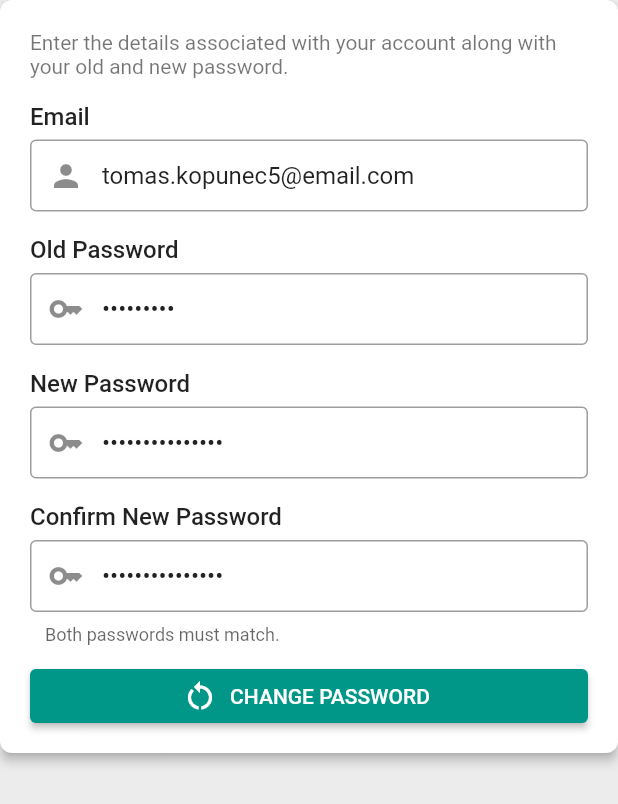
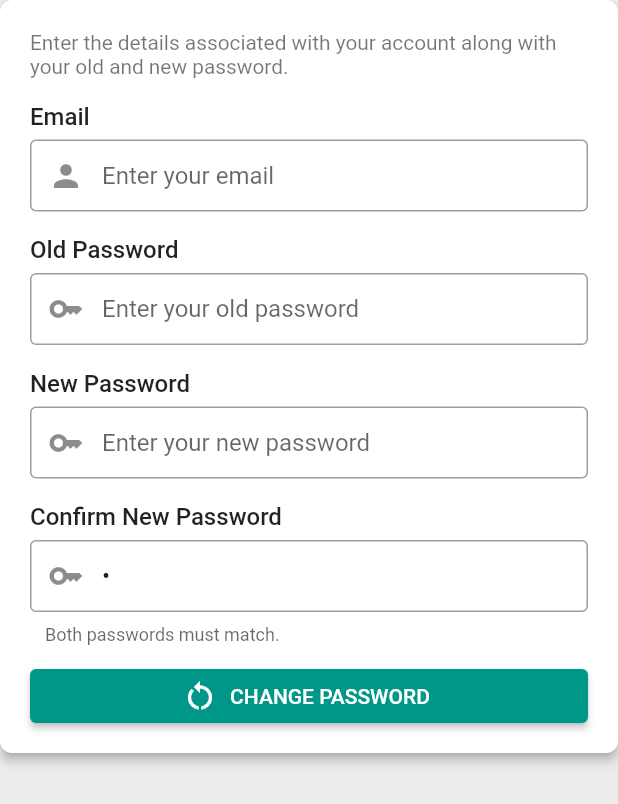
Before and after one commit to TomasKopunec/smart_receipts, a Flutter app: the ChangePassword widget shown alone on an empty page, opened directly, on a phone screen of 412 x 824 dp. Shown: the top 804 px of the screen. Run offline on Flutter 3.47's test engine with Material 2 defaults, Android fonts, the phone set to English and light mode, and no system bars; our stand-ins replace animated_splash_screen, auto_size_text, flutter_slidable, persistent_bottom_nav_bar, qr_flutter, shared_preferences and 1 more; accounts and stored records are empty.

Commit message:
Removed fields pre-filled

```diff
--- a/lib/screens/auth/change_password.dart
+++ b/lib/screens/auth/change_password.dart
@@ -22,14 +22,13 @@ class _ChangePasswordState extends State<ChangePassword> {
   bool _isLoading = false;
   final _formKey = GlobalKey<FormState>();
 
-  final TextEditingController emailController =
-      TextEditingController(text: "tomas.kopunec5@email.com");
+  final TextEditingController emailController = TextEditingController(text: "");
   final TextEditingController oldPasswordController =
-      TextEditingController(text: "123456789");
+      TextEditingController(text: "");
   final TextEditingController newPasswordController =
-      TextEditingController(text: "strong_password");
+      TextEditingController(text: "");
   final TextEditingController newPasswordRepeatController =
-      TextEditingController(text: "strong_password");
+      TextEditingController(text: " ");
 
   @override
   void dispose() {
--- a/lib/screens/auth/login.dart
+++ b/lib/screens/auth/login.dart
@@ -26,8 +26,8 @@ class _LoginState extends State<Login> {
 
   @override
   void initState() {
-    emailController.text = "tomas.kopunec5@email.com";
-    passwordController.text = "123456789";
+    emailController.text = "";
+    passwordController.text = "";
     super.initState();
   }
 
--- a/lib/screens/auth/register.dart
+++ b/lib/screens/auth/register.dart
@@ -32,9 +32,9 @@ class _RegisterState extends State<Register> {
 
   @override
   void initState() {
-    emailController.text = "tomas.kopunec5@email.com";
-    passwordController.text = "123456789";
-    repeatPasswordController.text = "123456789";
+    emailController.text = "";
+    passwordController.text = "";
+    repeatPasswordController.text = "";
 
     super.initState();
   }
```
